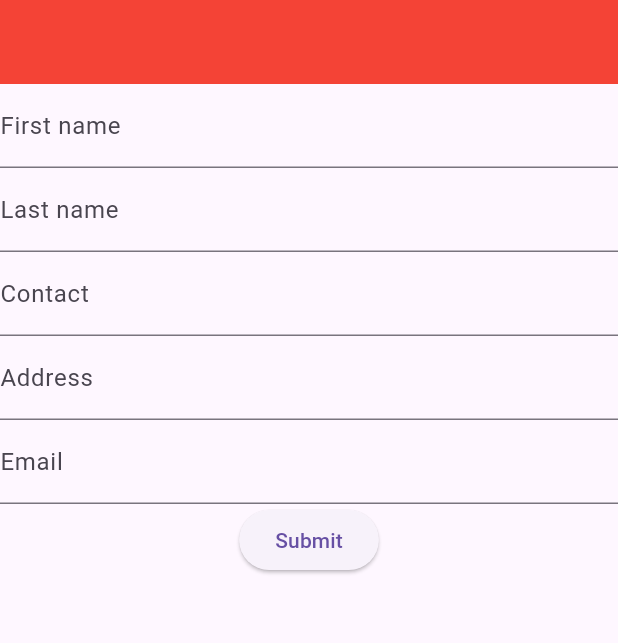
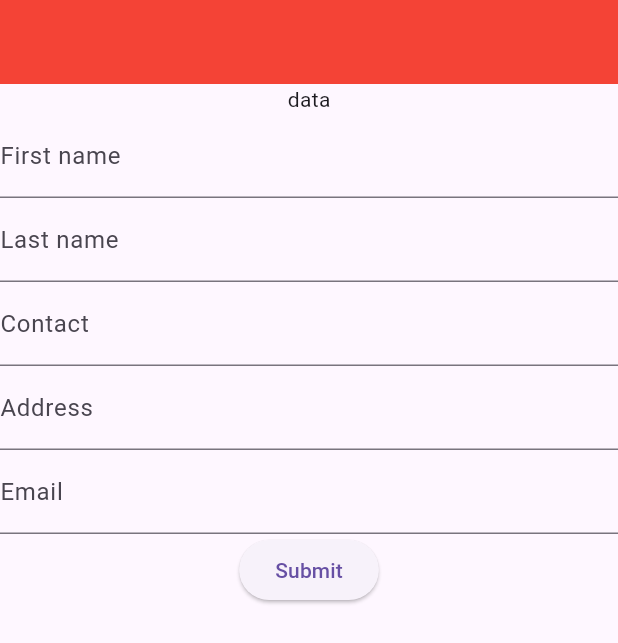
Before and after one commit to rezaali07/batch_33c, a Flutter app: the screen it shows after launch, on a phone screen of 412 x 824 dp. Shown: the top 643 px of the screen. Run offline on Flutter 3.47's test engine with Material 3 defaults, Android fonts, the phone set to English and light mode, and no system bars; our stand-ins replace firebase_auth, firebase_core, firebase_database; accounts and stored records are empty.

```diff
--- a/lib/formscreen/form_screen.dart
+++ b/lib/formscreen/form_screen.dart
@@ -26,6 +26,15 @@ class _FormScreenState extends State<FormScreen> {
         key: _key,
         child: Column(
           children: [
+            //futurebuilder
+            //streambuilder
+            StreamBuilder(
+              stream: database.ref('users').onValue,
+              builder: (context, snapshot) {
+                print(snapshot.data!.snapshot.value);
+                return Text("data");
+              },
+            ),
             TextFormField(
                 validator: (value) {
                   if (value == "") {
@@ -70,8 +79,8 @@ class _FormScreenState extends State<FormScreen> {
                         .push()
                         .set(datas)
                         .then((value) {
-                      ScaffoldMessenger.of(context)
-                          .showSnackBar(SnackBar(content: Text("Success")));
+                      ScaffoldMessenger.of(context).showSnackBar(
+                          const SnackBar(content: Text("Success")));
                     }).onError((error, stackTrace) {
                       ScaffoldMessenger.of(context).showSnackBar(
                           SnackBar(content: Text(error.toString())));
```
